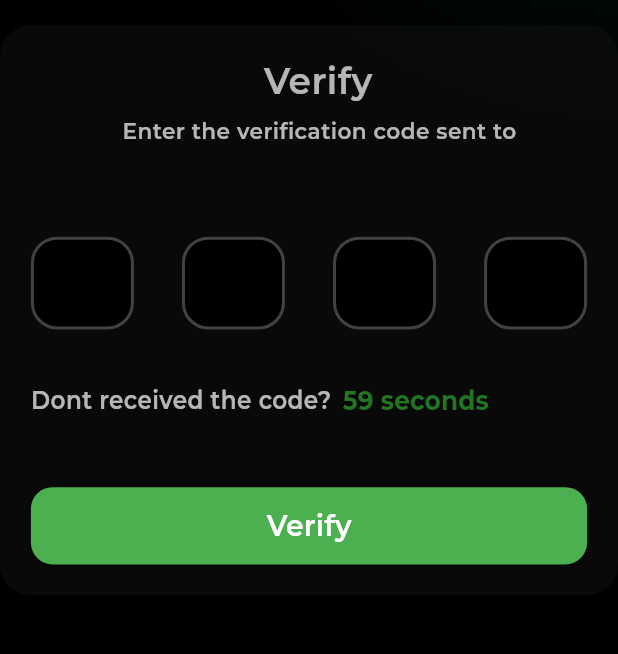
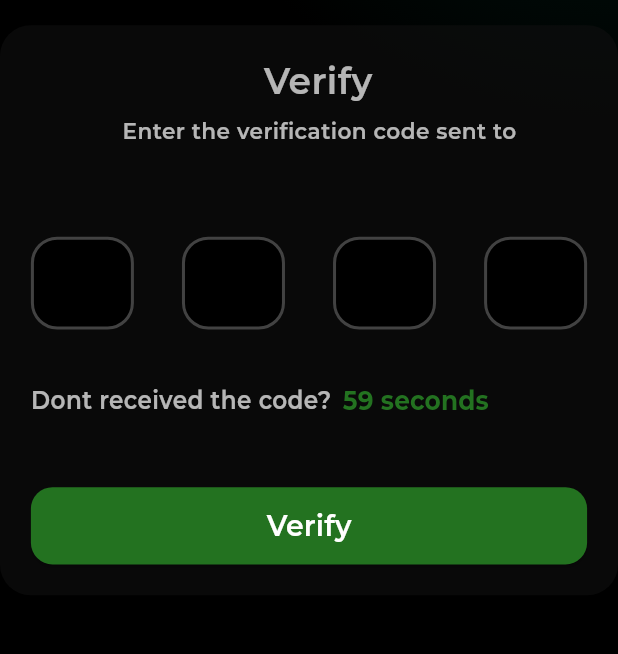
Before and after one commit to saurav-sws/Lord-Camelot, a Flutter app: the OtpVerificationView screen opened by its route, on a phone screen of 412 x 824 dp, the part 361-1015 px from its top. Run offline on Flutter 3.47's test engine with Material 3 defaults, Android fonts, the light colour scheme and no system bars; drawn by our look-alikes of pin_code_fields; our stand-ins replace dio, firebase_core, firebase_messaging, flutter_html, flutter_screenutil, get and 1 more; accounts and stored records are empty; network calls fail.

Commit message:
complete code with icon both

```diff
--- a/lib/app/modules/history/views/history_view.dart
+++ b/lib/app/modules/history/views/history_view.dart
@@ -106,7 +106,7 @@ class _HistoryViewState extends State<HistoryView> {
                         }
 
                         return Transform(
-                          transform: Matrix4.identity()..scale(1.0),
+                          transform: Matrix4.identity()..scale(1.1),
                           child: Text(
                             'card_number'.tr + ' $cardNumber',
                             style: TextStyle(
--- a/lib/app/modules/login/views/login_view.dart
+++ b/lib/app/modules/login/views/login_view.dart
@@ -29,7 +29,7 @@ class LoginView extends GetView<LoginController> {
         child: SingleChildScrollView(
           child: Column(
             children: [
-              SizedBox(height: ResponsiveSize.height(80)),
+              SizedBox(height: ResponsiveSize.height(50)),
               Center(
                 child: Image.asset(
                   'assets/images/Splash.png',
--- a/lib/app/modules/main/views/main_view.dart
+++ b/lib/app/modules/main/views/main_view.dart
@@ -10,7 +10,8 @@ class MainView extends GetView<MainController> {
   Widget build(BuildContext context) {
     final mainController = Get.put(MainController());
 
-    return Scaffold(
+    return SafeArea(
+      child: Scaffold(
         body: Obx(() => mainController.pages[mainController.currentIndex.value]),
         bottomNavigationBar: Container(
           decoration: const BoxDecoration(
@@ -21,6 +22,7 @@ class MainView extends GetView<MainController> {
             () => CustomBottomNavigationBar(
               currentIndex: mainController.currentIndex.value,
               onTap: mainController.changePage,
+            ),
           ),
         ),
       ),
--- a/lib/app/modules/my_points/views/my_points_view.dart
+++ b/lib/app/modules/my_points/views/my_points_view.dart
@@ -102,7 +102,7 @@ class _MyPointsViewState extends State<MyPointsView> {
                   mainAxisAlignment: MainAxisAlignment.spaceBetween,
                   children: [
                     Transform(
-                      transform: Matrix4.identity()..scale(1.0),
+                      transform: Matrix4.identity()..scale(1.1),
                       child: Obx(
                         () => Text(
                           'card_number'.tr +
@@ -356,7 +356,7 @@ class _MyPointsViewState extends State<MyPointsView> {
             label,
             style: TextStyle(
               color: Colors.white70,
-              fontSize: ResponsiveSize.fontSize(11),
+              fontSize: ResponsiveSize.fontSize(12),
               fontWeight: FontWeight.w500,
             ),
           ),
--- a/lib/app/modules/news/views/news_view.dart
+++ b/lib/app/modules/news/views/news_view.dart
@@ -67,7 +67,9 @@ class NewsView extends GetView<NewsController> {
                             storageService.currentUser.value?.cardNumber ??
                             storageService.cardNumber;
 
-                        return Text(
+                        return Transform(
+                          transform: Matrix4.identity()..scale(1.1),
+                          child: Text(
                             'card_number'.tr + ' $cardNumber',
                             style: TextStyle(
                               color: Colors.white70,
@@ -75,6 +77,7 @@ class NewsView extends GetView<NewsController> {
                               fontWeight: FontWeight.w600,
                             ),
                             overflow: TextOverflow.ellipsis,
+                          ),
                         );
                       }),
                     ),
--- a/lib/app/modules/otp_verification/views/otp_verification_view.dart
+++ b/lib/app/modules/otp_verification/views/otp_verification_view.dart
@@ -141,8 +141,8 @@ class OtpVerificationView extends GetView<OtpVerificationController> {
                                   style: AppTextStyles.linkText.copyWith(
                                     color:
                                     controller.canResend.value
-                                        ? Color(0xFF227522)
-                                        : Color(0xFF227522)
+                                        ? Color(0xFF237220)
+                                        : Color(0xFF237220)
                                   ),
                                 ),
                               ),
@@ -157,7 +157,7 @@ class OtpVerificationView extends GetView<OtpVerificationController> {
                         child: ElevatedButton(
                           onPressed: controller.verifyOTP,
                           style: ElevatedButton.styleFrom(
-                            backgroundColor: Colors.green,
+                            backgroundColor: Color(0xFF237220),
                             shape: RoundedRectangleBorder(
                               borderRadius: BorderRadius.circular(
                                 ResponsiveSize.radius(14),
--- a/lib/app/modules/profile/views/profile_view.dart
+++ b/lib/app/modules/profile/views/profile_view.dart
@@ -79,7 +79,9 @@ class ProfileView extends GetView<ProfileController> {
                   ),
                   child: Center(
                     child: Obx(
-                      () => Text(
+                      () => Transform(
+                        transform: Matrix4.identity()..scale(1.1),
+                        child: Text(
                           '${'card_number'.tr} ${profileController.cardNumber.value}',
                           style: TextStyle(
                             color: Colors.white70,
@@ -88,6 +90,7 @@ class ProfileView extends GetView<ProfileController> {
                           ),
                           textAlign: TextAlign.center,
                           overflow: TextOverflow.ellipsis,
+                        ),
                       ),
                     ),
                   ),
--- a/lib/app/modules/signup/views/signup_view.dart
+++ b/lib/app/modules/signup/views/signup_view.dart
@@ -30,7 +30,7 @@ class SignupView extends GetView<SignupController> {
             padding: ResponsiveSize.padding(horizontal: 30),
             child: Column(
               children: [
-                SizedBox(height: ResponsiveSize.height(80)),
+                SizedBox(height: ResponsiveSize.height(50)),
                 Center(
                   child: Image.asset(
                     'assets/images/Splash.png',
@@ -238,7 +238,7 @@ class SignupView extends GetView<SignupController> {
                     ],
                   ),
                 ),
-                SizedBox(height: ResponsiveSize.height(20)),
+
               ],
             ),
           ),
```
Also changed, not shown: lib/app/modules/redeem_points/views/redeem_points_view.dart (+10 -7 lines), 42 other files. Lines whose indentation alone changed are shown as unchanged.
